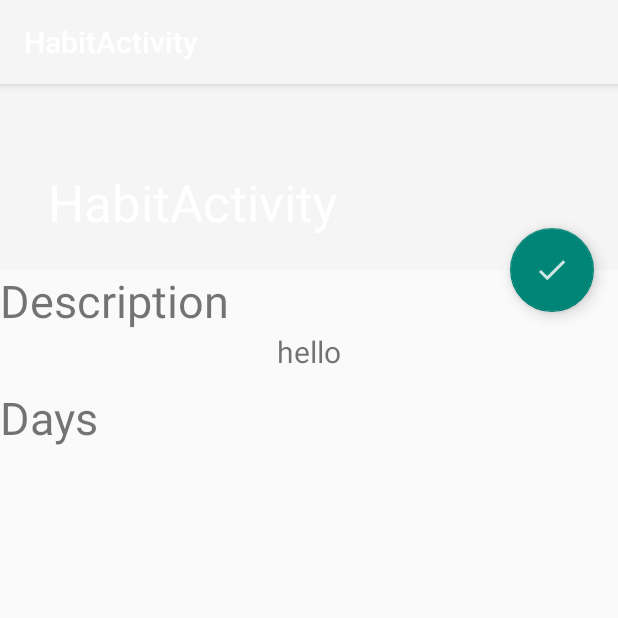
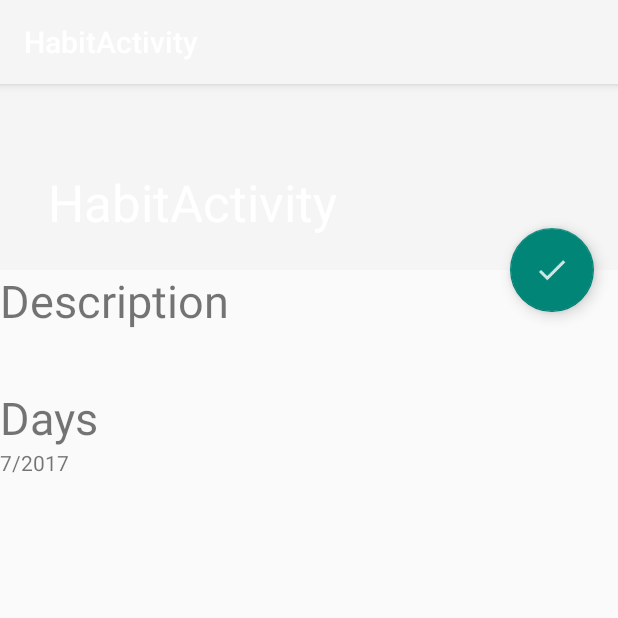
Before and after one commit to stac21/HabitHelper, an Android app: the HabitActivity screen opened directly, with no data from a screen before it, on a phone screen of 412 x 824 dp, the top half of it. Run offline under Robolectric (Android 15) with nearby library versions, the phone set to English and light mode, and no system bars; 3 statements that could not run were skipped.

Commit message:
Month Fragment

```diff
--- a/app/src/main/java/com/example/grant/projectmoheth/HabitActivity.java
+++ b/app/src/main/java/com/example/grant/projectmoheth/HabitActivity.java
@@ -14,6 +14,7 @@ import com.google.gson.Gson;
 import com.google.gson.reflect.TypeToken;
 
 import java.lang.reflect.Type;
+import java.util.Calendar;
 
 public class HabitActivity extends AppCompatActivity {
 
@@ -33,7 +34,13 @@ public class HabitActivity extends AppCompatActivity {
         TextView descriptionTV = (TextView) findViewById(R.id.descriptionTV);
         descriptionTV.setText(cardInfo.description);
 
+        TextView monthFragmentHeader = (TextView) findViewById(R.id.month_fragment_header);
 
+        Calendar currentTime = Calendar.getInstance();
+        // TODO make the month into a String that has the current month (and remember that the month starts at 0
+        int month = currentTime.get(Calendar.MONTH);
+        int year = currentTime.get(Calendar.YEAR);
+        monthFragmentHeader.setText(month + "/" + year);
 
         Toolbar toolbar = (Toolbar) findViewById(R.id.toolbar);
         setSupportActionBar(toolbar);
--- /dev/null
+++ b/app/src/main/java/com/example/grant/projectmoheth/MonthFragment.java
@@ -0,0 +1,14 @@
+package com.example.grant.projectmoheth;
+
+import android.app.Fragment;
+import android.os.Bundle;
+import android.view.LayoutInflater;
+import android.view.View;
+import android.view.ViewGroup;
+
+public class MonthFragment extends Fragment {
+    @Override
+    public View onCreateView(LayoutInflater inflater, ViewGroup container, Bundle savedInstanceState) {
+        return inflater.inflate(R.layout.month_fragment, container, false);
+    }
+}
--- a/app/src/main/res/layout/content_habit.xml
+++ b/app/src/main/res/layout/content_habit.xml
@@ -21,10 +21,9 @@
             android:id="@+id/descriptionTV"
             android:layout_width="wrap_content"
             android:layout_height="wrap_content"
-            android:layout_centerHorizontal="true"
             android:layout_below="@id/descriptionTitle"
+            android:paddingLeft="10dp"
             android:paddingBottom="10dp"
-            android:text="hello"
             android:textSize="20sp"/>
         <TextView
             android:id="@+id/daysTitle"
@@ -34,5 +33,12 @@
             android:text="@string/day_dialog_title"
             android:textSize="30sp"
             />
+        <fragment
+            android:id="@+id/month_fragment"
+            android:name="com.example.grant.projectmoheth.MonthFragment"
+            android:layout_width="wrap_content"
+            android:layout_height="wrap_content"
+            android:layout_below="@id/daysTitle"
+            tools:layout="@layout/month_fragment"/>
     </RelativeLayout>
 </android.support.v4.widget.NestedScrollView>
--- /dev/null
+++ b/app/src/main/res/layout/month_fragment.xml
@@ -0,0 +1,15 @@
+<?xml version="1.0" encoding="utf-8"?>
+<RelativeLayout xmlns:android="http://schemas.android.com/apk/res/android"
+    android:layout_width="match_parent" android:layout_height="match_parent">
+
+    <TextView
+        android:id="@+id/month_fragment_header"
+        android:layout_width="wrap_content"
+        android:layout_height="wrap_content"
+        android:layout_centerHorizontal="true" />
+    <GridLayout
+        android:layout_width="wrap_content"
+        android:layout_height="wrap_content"
+        android:layout_below="@id/month_fragment_header"
+        android:columnCount="7"></GridLayout>
+</RelativeLayout>
```
